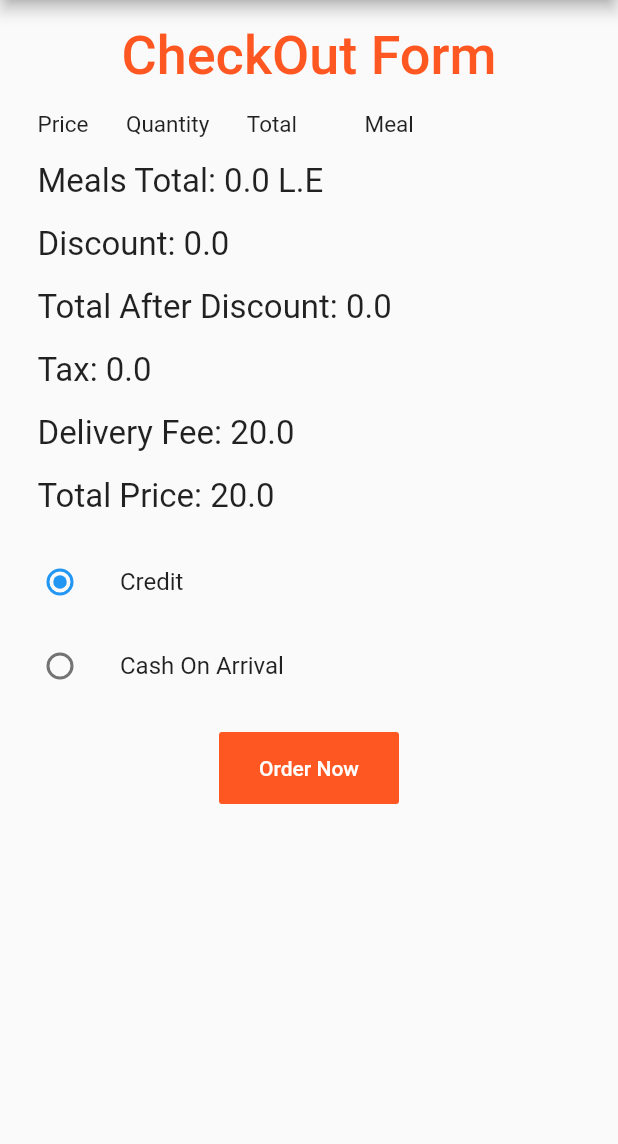
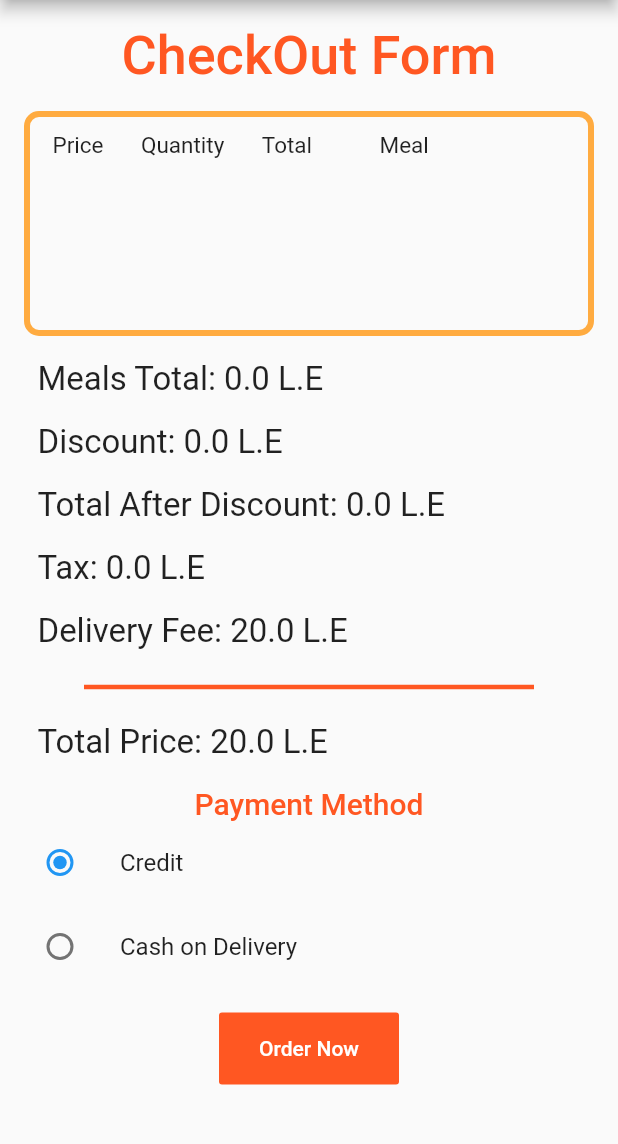
Before and after one commit to Loayayad/FoodCourtApp, a Flutter app: the Cart screen opened directly, after a tap on the "check" icon, on a phone screen of 412 x 824 dp, the part 84-1228 px from its top. Run offline on Flutter 3.47's test engine with Material 2 defaults, Android fonts, the phone set to English and light mode, and no system bars; our stand-ins replace cloud_firestore, firebase_auth, shared_preferences; accounts and stored records are empty; network calls fail.

Commit message:
checkout and logout

```diff
--- a/lib/models/order/order.dart
+++ b/lib/models/order/order.dart
@@ -9,12 +9,13 @@ class Order {
   double discount;
   double price;
   double total;
-  List<dynamic> meals;
-  List<int> counteers;
+  String mealName;
+  int quantity;
+  double mealPrice;
 
 //Order(this.name,this.discount,this.price, this.total);}
-  Order(this.meals, this.counteers, this.paymentMethod, this.discount,
-      this.price, this.total);
+  Order(this.mealName, this.quantity, this.mealPrice, this.paymentMethod,
+      this.discount, this.price, this.total);
 
   // Order(this.mealOrder, this.paymentMethod, this.discount, this.price,
   //     this.total);
@@ -23,8 +24,8 @@ class Order {
   //Order(this.discount, this.price, this.total);
   Map<String, dynamic> toMap() {
     return {
-      //'meals': meals.asMap(),
-      'quantity': counters,
+      'mealName': mealName,
+      'mealCount': counters,
       'option': paymentMethod,
       'userID': userID,
       'discount': discount,
--- a/lib/screens/cart/cart.dart
+++ b/lib/screens/cart/cart.dart
@@ -1,4 +1,5 @@
 import 'package:FoodCourtApp/models/meal/meal.dart';
+import 'package:FoodCourtApp/screens/checkout/check.dart';
 import 'package:FoodCourtApp/screens/checkout/checkout.dart';
 import 'package:FoodCourtApp/services/cart/cartService.dart';
 import 'package:flutter/material.dart';
@@ -9,15 +10,12 @@ class Cart extends StatefulWidget {
 }
 
 class _CartState extends State<Cart> {
-
   List<Meal> purchasedList;
   List<int> counters;
   CartService cartServ = new CartService();
 
-
-
   @override
-  void initState(){
+  void initState() {
     super.initState();
     //Getting selected meals and their quantity from the service.
     purchasedList = cartServ.getMeals();
@@ -27,26 +25,30 @@ class _CartState extends State<Cart> {
   @override
   Widget build(BuildContext context) {
     return Scaffold(
-      appBar: AppBar(title: Text('Cart'),
+      appBar: AppBar(
+        title: Text('Cart'),
         backgroundColor: Colors.deepOrange,
-        actions:<Widget>[
+        actions: <Widget>[
           IconButton(
-          icon: Icon(Icons.check,
-          color:Colors.white,
+            icon: Icon(
+              Icons.check,
+              color: Colors.white,
               size: 30,
             ),
             //sending the meals and their counts to the checkout component to complete the calculations
-          onPressed: (){
-            Navigator.push(context,
-            MaterialPageRoute(builder: (context) => CheckOut(meals: purchasedList, counters: counters)));
+            onPressed: () {
+              Navigator.push(
+                  context,
+                  MaterialPageRoute(
+                      builder: (context) =>
+                          Check(meals: purchasedList, counters: counters)));
             },
           )
         ],
       ),
-
       body: ListView.builder(
           itemCount: purchasedList.length,
-        itemBuilder: (context, index){
+          itemBuilder: (context, index) {
             return Padding(
               padding: const EdgeInsets.all(10.0),
               child: Row(
@@ -60,39 +62,46 @@ class _CartState extends State<Cart> {
                           shape: BoxShape.circle,
                           image: DecorationImage(
                               image: NetworkImage(purchasedList[index].image),
-                    fit: BoxFit.fill
-                  ),), ),
+                              fit: BoxFit.fill),
+                        ),
+                      ),
                       Padding(
-                    padding: const EdgeInsets.only(left: 15.0, top:40),
+                        padding: const EdgeInsets.only(left: 15.0, top: 40),
                         child: Text(
                           (() {
-                        if(purchasedList[index].show){
-                          return '  ${purchasedList[index].discount} OFF  ';}
+                            if (purchasedList[index].show) {
+                              return '  ${purchasedList[index].discount} OFF  ';
+                            }
 
                             return "";
                           })(),
                           style: TextStyle(
                               fontSize: 18,
-                        color: Colors.white, backgroundColor: Colors.black45),
+                              color: Colors.white,
+                              backgroundColor: Colors.black45),
                         ),
                       ),
                     ],
                   ),
-
-
                   Column(
                     children: [
-
                       Padding(
                         padding: const EdgeInsets.only(left: 15.0),
                         child: Row(
                           children: [
-                        Text('${purchasedList[index].name} x ${counters[index]}', style: TextStyle(fontSize: 18),),
+                            Text(
+                              '${purchasedList[index].name} x ${counters[index]}',
+                              style: TextStyle(fontSize: 18),
+                            ),
                             Padding(
                               padding: const EdgeInsets.only(left: 3.0),
                               child: IconButton(
-                            icon: Icon(Icons.remove_circle, size:20, color: Colors.redAccent,),
-                            onPressed: (){
+                                icon: Icon(
+                                  Icons.remove_circle,
+                                  size: 20,
+                                  color: Colors.redAccent,
+                                ),
+                                onPressed: () {
                                   cartServ.removeFromCart(index);
                                   setState(() {});
                                 },
@@ -101,30 +110,28 @@ class _CartState extends State<Cart> {
                           ],
                         ),
                       ),
-
                       Padding(
-                  padding: const EdgeInsets.only(left: 20, top:10),
+                        padding: const EdgeInsets.only(left: 20, top: 10),
                         child: Row(
                           children: [
                             Padding(
-                      padding: const EdgeInsets.only(right:8.0),
-                      child: Text('${purchasedList[index].price.toString()}L.E',
-                      style:TextStyle(color:Colors.deepOrange,
+                              padding: const EdgeInsets.only(right: 8.0),
+                              child: Text(
+                                  '${purchasedList[index].price.toString()}L.E',
+                                  style: TextStyle(
+                                    color: Colors.deepOrange,
                                     fontSize: 16,
                                   )),
                             ),
-
                           ],
                         ),
                       ),
                     ],
                   ),
-
                 ],
               ),
             );
           }),
-
     );
   }
 }
--- /dev/null
+++ b/lib/screens/checkout/check.dart
@@ -0,0 +1,441 @@
+import 'package:FoodCourtApp/main.dart';
+import 'package:FoodCourtApp/models/meal/meal.dart';
+import 'package:FoodCourtApp/models/order/order.dart';
+import 'package:FoodCourtApp/screens/auth/login.dart';
+import 'package:FoodCourtApp/services/auth/auth.dart';
+import 'package:FoodCourtApp/services/cart/cartService.dart';
+import 'package:FoodCourtApp/services/checkout/checkout.dart';
+import 'package:flutter/material.dart';
+import 'package:shared_preferences/shared_preferences.dart';
+
+class Check extends StatefulWidget {
+  List<Meal> meals;
+  List<int> counters;
+
+  Check({this.meals, this.counters});
+  @override
+  _CheckState createState() => _CheckState();
+}
+
+class _CheckState extends State<Check> {
+  final CheckOutService _checkOutService = CheckOutService();
+  final AuthService _authService = AuthService();
+
+  PaymentMethod _payment = PaymentMethod.Credit;
+  //List<Map<String, dynamic>> mealOrder;
+  //Calculating Total
+  double mealsTotal = 0;
+  double total = 0;
+  double subTotal = 0;
+  double tax = 0;
+  double deliveryFee = 20;
+  double discount = 0;
+
+  @override
+  void initState() {
+    super.initState();
+    calculateTotal();
+  }
+
+  calculateTotal() {
+    for (int i = 0; i < widget.meals.length; i++) {
+      //mealOrder[i] = {'Meal': widget.meals[i], 'quantity': widget.counters[i]};
+      mealsTotal += (widget.meals[i].price * widget.counters[i]);
+      setState(() {
+        if (widget.meals[i].show == true) {
+          discount = (widget.meals[i].price *
+                  int.parse(widget.meals[i].discount.substring(0, 2))) /
+              100;
+          subTotal += (widget.meals[i].price * widget.counters[i]) - discount;
+        } else {
+          subTotal += (widget.meals[i].price * widget.counters[i]);
+        }
+      });
+    }
+    setState(() {
+      tax = 14 * subTotal / 100;
+      total = tax + subTotal + deliveryFee;
+    });
+  }
+
+  @override
+  Widget build(BuildContext context) {
+    return Scaffold(
+      appBar: AppBar(
+        title: Text('CheckOut'),
+        backgroundColor: Colors.deepOrange,
+      ),
+      body: SingleChildScrollView(
+        child: Column(
+          crossAxisAlignment: CrossAxisAlignment.start,
+          children: [
+            SizedBox(
+              height: 16,
+            ),
+            Center(
+              child: Text(
+                "CheckOut Form",
+                style: TextStyle(
+                    color: Colors.deepOrange,
+                    fontSize: 36,
+                    fontWeight: FontWeight.w500),
+              ),
+            ),
+            SizedBox(
+              height: 16,
+            ),
+            Row(
+              children: [
+                SizedBox(
+                  width: 16,
+                ),
+                Container(
+                  height: 150,
+                  width: 380,
+                  decoration: BoxDecoration(
+                      borderRadius: BorderRadius.circular(10),
+                      //color: Colors.black,
+                      border: Border.all(
+                        color: Colors.orangeAccent,
+                        width: 4,
+                      )),
+                  child: SingleChildScrollView(
+                    child: Column(
+                      crossAxisAlignment: CrossAxisAlignment.start,
+                      children: [
+                        SizedBox(
+                          height: 10,
+                        ),
+                        Row(
+                          children: [
+                            Padding(
+                              padding: EdgeInsets.only(left: 15.0),
+                              child: Text(
+                                'Price',
+                                style: TextStyle(fontSize: 15),
+                              ),
+                            ),
+                            Padding(
+                              padding: EdgeInsets.only(left: 25.0),
+                              child: Text(
+                                'Quantity',
+                                style: TextStyle(fontSize: 15),
+                              ),
+                            ),
+                            Padding(
+                              padding: EdgeInsets.only(left: 25.0),
+                              child: Text(
+                                'Total',
+                                style: TextStyle(fontSize: 15),
+                              ),
+                            ),
+                            Padding(
+                              padding: EdgeInsets.only(left: 45.0),
+                              child: Text(
+                                'Meal',
+                                style: TextStyle(fontSize: 15),
+                              ),
+                            ),
+                          ],
+                        ),
+                        for (var i = 0; i < widget.meals.length; i++)
+                          Column(
+                            crossAxisAlignment: CrossAxisAlignment.start,
+                            children: [
+                              SizedBox(
+                                height: 16,
+                              ),
+                              Padding(
+                                padding: EdgeInsets.only(left: 25.0),
+                                child: Row(
+                                  children: [
+                                    Text(
+                                      '${widget.meals[i].price}    x    ${widget.counters[i]}    =    ${widget.meals[i].price * widget.counters[i]} L.E',
+                                      style: TextStyle(fontSize: 18),
+                                    ),
+                                    SizedBox(
+                                      width: 15,
+                                    ),
+                                    Text(
+                                      '${widget.meals[i].name}',
+                                      style: TextStyle(fontSize: 14),
+                                    ),
+                                  ],
+                                ),
+                              )
+                            ],
+                          ),
+                        // ListView.builder(
+                        //     itemCount: widget.counters.length,
+                        //     itemBuilder: (BuildContext context, int index) {
+                        //       return Padding(
+                        //         padding: EdgeInsets.only(left: 25.0),
+                        //         child: Row(
+                        //           children: [
+                        //             Text(
+                        //               '${widget.meals[index].price}    x    ${widget.counters[index]}    =    ${widget.meals[index].price * widget.counters[index]} L.E',
+                        //               style: TextStyle(fontSize: 18),
+                        //             ),
+                        //             SizedBox(
+                        //               width: 15,
+                        //             ),
+                        //             Text(
+                        //               '${widget.meals[index].name}',
+                        //               style: TextStyle(fontSize: 18),
+                        //             ),
+                        //           ],
+                        //         ),
+                        //       );
+                        //     })
+                      ],
+                    ),
+                  ),
+                ),
+              ],
+            ),
+            SizedBox(
+              height: 16,
+            ),
+            Padding(
+              padding: EdgeInsets.only(left: 25.0),
+              child: Text(
+                'Meals Total: $mealsTotal L.E',
+                style: TextStyle(fontSize: 22),
+              ),
+            ),
+            SizedBox(
+              height: 16,
+            ),
+            Padding(
+              padding: EdgeInsets.only(left: 25.0),
+              child: Text(
+                'Discount: $discount L.E',
+                style: TextStyle(fontSize: 22),
+              ),
+            ),
+            SizedBox(
+              height: 16,
+            ),
+            Padding(
+              padding: EdgeInsets.only(left: 25.0),
+              child: Text(
+                'Total After Discount: $subTotal L.E',
+                style: TextStyle(fontSize: 22),
+              ),
+            ),
+            SizedBox(
+              height: 16,
+            ),
+            Padding(
+              padding: EdgeInsets.only(left: 25.0),
+              child: Text(
+                'Tax: $tax L.E',
+                style: TextStyle(fontSize: 22),
+              ),
+            ),
+            SizedBox(
+              height: 16,
+            ),
+            Padding(
+              padding: EdgeInsets.only(left: 25.0),
+              child: Text(
+                'Delivery Fee: $deliveryFee L.E',
+                style: TextStyle(fontSize: 22),
+              ),
+            ),
+            SizedBox(
+              height: 16,
+            ),
+            Center(
+              child: Container(
+                width: 300,
+                child: Divider(
+                  thickness: 3,
+                  color: Colors.deepOrange,
+                ),
+              ),
+            ),
+            SizedBox(
+              height: 16,
+            ),
+            Padding(
+              padding: EdgeInsets.only(left: 25.0),
+              child: Text(
+                'Total Price: $total L.E',
+                style: TextStyle(fontSize: 22),
+              ),
+            ),
+            SizedBox(
+              height: 16,
+            ),
+            Center(
+              child: Text(
+                "Payment Method",
+                style: TextStyle(
+                    color: Colors.deepOrange,
+                    fontSize: 20,
+                    fontWeight: FontWeight.w500),
+              ),
+            ),
+            ListTile(
+              title: const Text('Credit'),
+              leading: Radio<PaymentMethod>(
+                value: PaymentMethod.Credit,
+                groupValue: _payment,
+                onChanged: (PaymentMethod value) {
+                  setState(() {
+                    _payment = value;
+                  });
+                },
+              ),
+            ),
+            ListTile(
+              title: const Text('Cash on Delivery'),
+              leading: Radio<PaymentMethod>(
+                value: PaymentMethod.COA,
+                groupValue: _payment,
+                onChanged: (PaymentMethod value) {
+                  setState(() {
+                    _payment = value;
+                  });
+                },
+              ),
+            ),
+            SizedBox(
+              height: 16,
+            ),
+            Center(
+              child: Container(
+                width: 120,
+                child: FlatButton(
+                  child: Text("Order Now"),
+                  textColor: Colors.white,
+                  padding: EdgeInsets.all(16),
+                  onPressed: () async {
+                    Future<void> _showMyDialog() async {
+                      return showDialog<void>(
+                        context: context,
+                        barrierDismissible: false, // user must tap button!
+                        builder: (BuildContext context) {
+                          return AlertDialog(
+                            title: Text('Order Sent Successfully'),
+                            content: SingleChildScrollView(
+                              child: ListBody(
+                                children: <Widget>[
+                                  Text('Your Order is successfully made '),
+                                  Text('Press Home To be back to home page'),
+                                  Text('Press exit to logout')
+                                ],
+                              ),
+                            ),
+                            actions: <Widget>[
+                              TextButton(
+                                child: Text(
+                                  'Home',
+                                  style: TextStyle(color: Colors.deepOrange),
+                                ),
+                                onPressed: () {
+                                  Navigator.of(context).push(MaterialPageRoute(
+                                      builder: (context) => MyApp()));
+                                },
+                              ),
+                              TextButton(
+                                child: Text(
+                                  'Exit',
+                                  style: TextStyle(color: Colors.deepOrange),
+                                ),
+                                onPressed: () {
+                                  _authService.logout(context);
+                                },
+                              ),
+                            ],
+                          );
+                        },
+                      );
+                    }
+
+                    Future<void> _userNotlogged() async {
+                      return showDialog<void>(
+                        context: context,
+                        barrierDismissible: false, // user must tap button!
+                        builder: (BuildContext context) {
+                          return AlertDialog(
+                            title: Text('Sorry login before order'),
+                            content: SingleChildScrollView(
+                              child: ListBody(
+                                children: <Widget>[
+                                  Text(
+                                      'Sorry you have to be logged in before do any order'),
+                                ],
+                              ),
+                            ),
+                            actions: <Widget>[
+                              TextButton(
+                                child: Text(
+                                  'Login',
+                                  style: TextStyle(color: Colors.deepOrange),
+                                ),
+                                onPressed: () {
+                                  Navigator.of(context).push(MaterialPageRoute(
+                                      builder: (context) => Login()));
+                                },
+                              ),
+                            ],
+                          );
+                        },
+                      );
+                    }
+
+                    //bool islogin = false;
+
+                    _checkOutService.setData().then((value) async {
+                      if (value != null) {
+                        await _checkOutService
+                            .makeOrder(widget.meals, widget.counters,
+                                _payment.toString(), discount, subTotal, total)
+                            .then((value) {
+                          _showMyDialog();
+                        });
+                      } else {
+                        _userNotlogged();
+                      }
+                    });
+                    AlertDialog(
+                      title: Text('Order Sent Successfully '),
+                      actions: <Widget>[
+                        TextButton(
+                          child: Text("Home"),
+                          onPressed: () {
+                            Navigator.of(context).push(MaterialPageRoute(
+                                builder: (context) => MyApp()));
+                          },
+                        )
+                      ],
+                    );
+                  }
+                  // async {
+                  //   await _checkOutService.orderMeal(Order(
+                  //       widget.meals,
+                  //       widget.counters,
+                  //       _payment.toString(),
+                  //       discount,
+                  //       subTotal,
+                  //       total));
+                  // },
+                  ,
+                  color: Colors.deepOrange,
+                ),
+              ),
+            ),
+            SizedBox(
+              height: 16,
+            ),
+            SizedBox(
+              height: 16,
+            ),
+          ],
+        ),
+      ),
+    );
+  }
+}
```
Also changed, not shown: lib/main.dart (+8 -0 lines), lib/screens/auth/login.dart (+17 -0 lines), lib/screens/checkout/checkout.dart (+11 -10 lines), lib/services/auth/auth.dart (+19 -2 lines), lib/services/checkout/checkout.dart (+103 -2 lines). Lines whose indentation alone changed are shown as unchanged.
